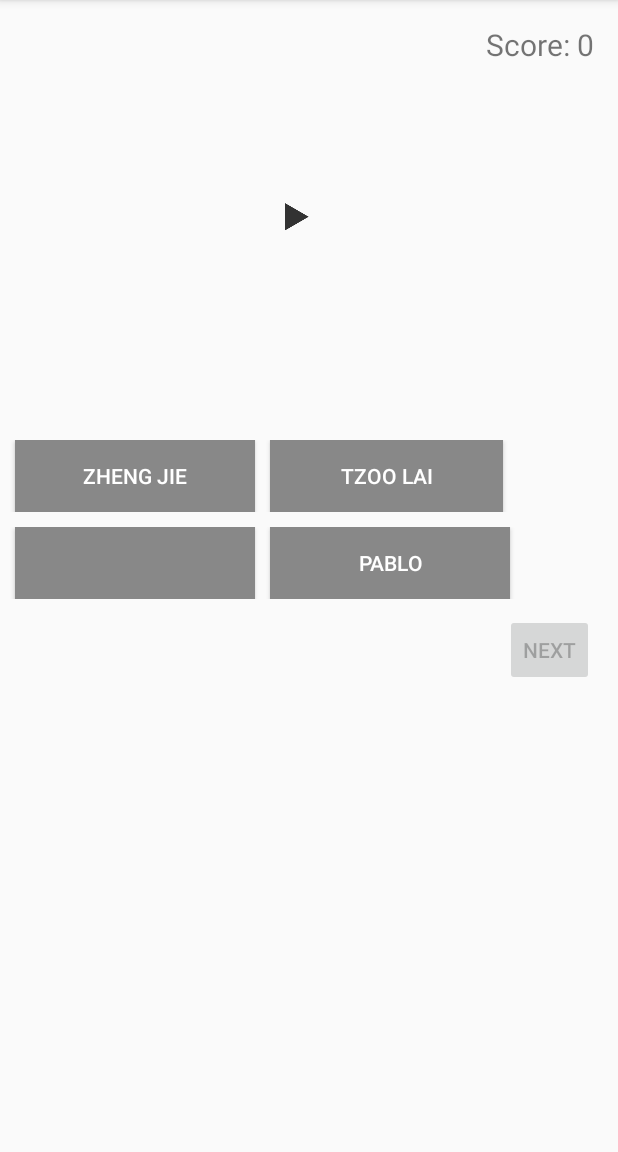
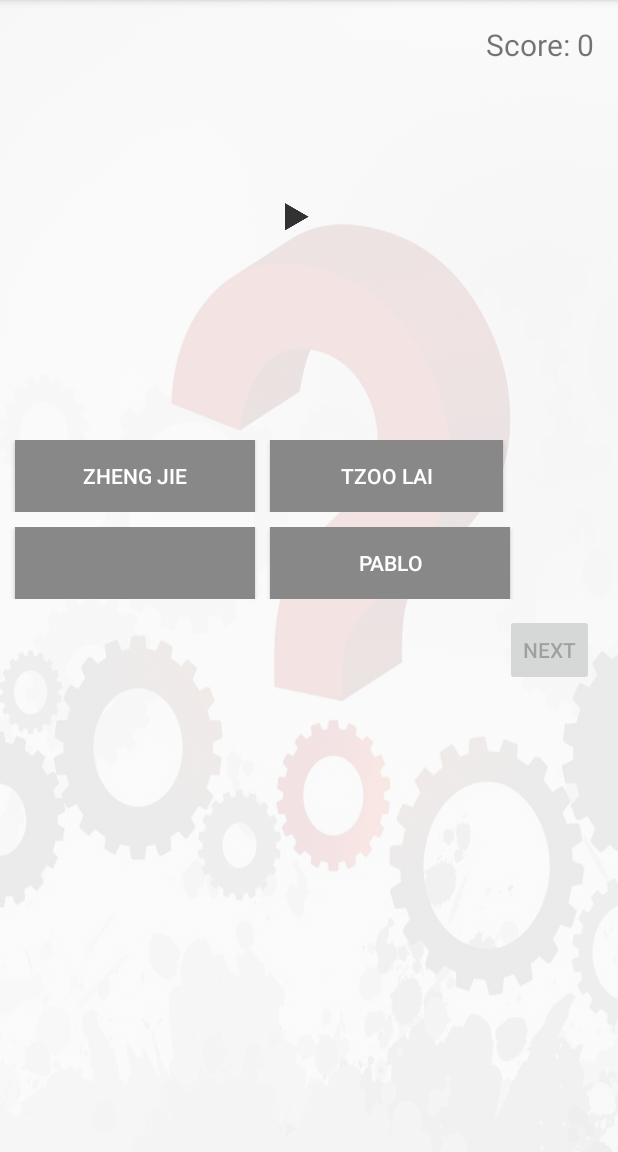
Before and after one commit to CZ3002/Error404_GuessWho, an Android app: the VoiceGameActivity screen opened directly, with no data from a screen before it, on a phone screen of 412 x 824 dp, the part 84-1236 px from its top. Run offline under Robolectric (Android 15) with nearby library versions, the phone set to English and light mode, and no system bars; 1 statement that could not run was skipped.

Commit message:
added bg

```diff
--- a/app/src/main/res/layout/activity_face_game.xml
+++ b/app/src/main/res/layout/activity_face_game.xml
@@ -6,6 +6,7 @@
     android:paddingTop="@dimen/activity_vertical_margin"
     android:paddingBottom="@dimen/activity_vertical_margin" tools:context=".FaceGame.FaceGameActivity"
     android:id="@+id/lin"
+    android:background="@drawable/bg"
     android:clickable="false">
     <LinearLayout
         android:layout_width="match_parent"
--- a/app/src/main/res/layout/activity_personal_collection.xml
+++ b/app/src/main/res/layout/activity_personal_collection.xml
@@ -2,6 +2,7 @@
 <RelativeLayout xmlns:android="http://schemas.android.com/apk/res/android"
     android:layout_width="match_parent"
     android:layout_height="match_parent"
+    android:background="@drawable/bg"
     android:orientation="horizontal">
 
     <ImageView
--- a/app/src/main/res/layout/activity_view_personal_collection.xml
+++ b/app/src/main/res/layout/activity_view_personal_collection.xml
@@ -1,6 +1,7 @@
 <?xml version="1.0" encoding="utf-8"?>
 <ScrollView xmlns:android="http://schemas.android.com/apk/res/android"
     android:layout_height="wrap_content"
+    android:background="@drawable/bg"
     android:layout_width="match_parent">
 
     <TableLayout xmlns:android="http://schemas.android.com/apk/res/android"
--- a/app/src/main/res/layout/activity_voice_game.xml
+++ b/app/src/main/res/layout/activity_voice_game.xml
@@ -2,6 +2,7 @@
     xmlns:tools="http://schemas.android.com/tools" android:layout_width="wrap_content"
     android:layout_height="match_parent"
     android:orientation="vertical"
+    android:background="@drawable/bg"
     android:paddingRight="@dimen/activity_horizontal_margin"
     android:paddingTop="@dimen/activity_vertical_margin"
     android:paddingBottom="@dimen/activity_vertical_margin" tools:context=".VoiceGame.VoiceGameActivity"
```
